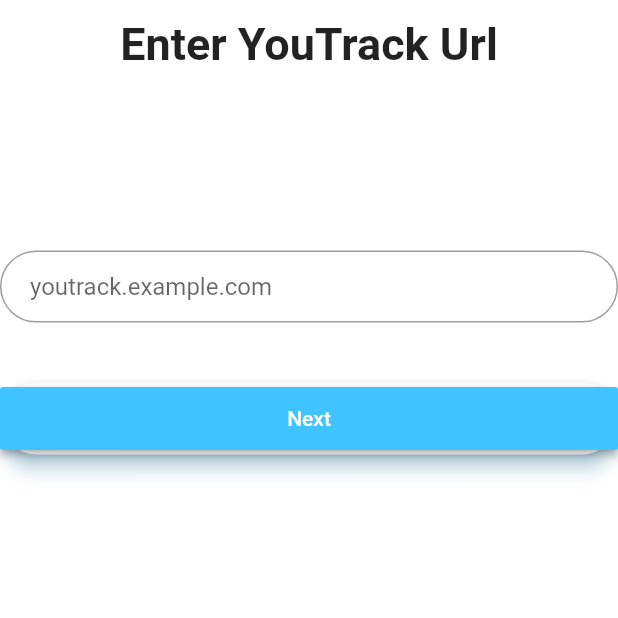
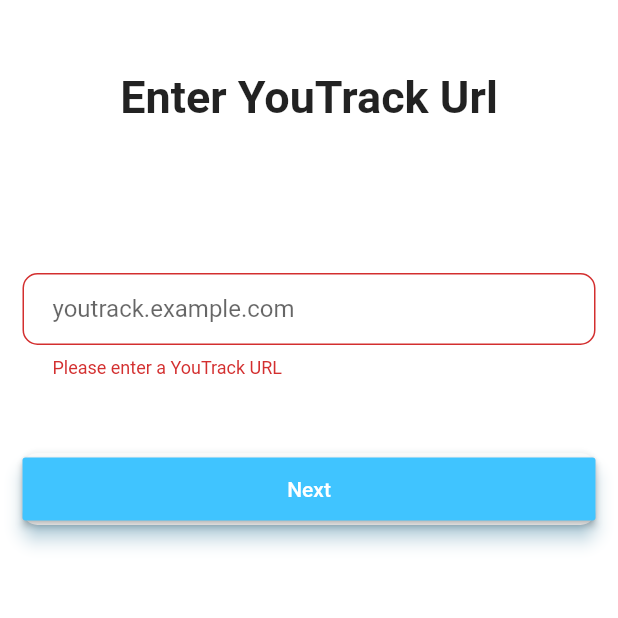
Before and after one commit to robert197/youtrack_timer, a Flutter app: the screen it shows after launch, after a tap on "Next", on a phone screen of 412 x 824 dp, the top half of it. Run offline on Flutter 3.47's test engine with Material 2 defaults, Android fonts, the phone set to English and light mode, and no system bars; our stand-ins replace sqflite; accounts and stored records are empty.

Commit message:
handle request service information and save it to db

```diff
--- a/lib/choose_instance_page.dart
+++ b/lib/choose_instance_page.dart
@@ -3,41 +3,115 @@ import 'utils/network_util.dart';
 import 'rest_urls.dart';
 import 'login_page.dart';
 import 'dart:async';
+import 'dart:io' as io;
+
+import 'package:youtrack_timer/models/service_information.dart';
+import 'package:youtrack_timer/data/database_helper.dart';
 
 class ChooseInstancePage extends StatefulWidget {
   static String tag = 'choose-instance-page';
 
   @override
-  State<StatefulWidget> createState() => new _ChooseInstancePageState();
+  _ChooseInstancePageState createState() => new _ChooseInstancePageState();
 }
 
 class _ChooseInstancePageState extends State<ChooseInstancePage> {
+  bool isLoading = false;
+  bool networkError = false;
+
   @override
   Widget build(BuildContext context) {
+    final TextEditingController _controller = new TextEditingController();
+    final formKey = new GlobalKey<FormState>();
 
-    final TextEditingController _controller = new TextEditingController();
+    void _saveServiceInformation(ServiceInformation serviceInformation) async {
+      DatabaseHelper db = new DatabaseHelper();
+      await db.saveServiceInformation(serviceInformation);
+    }
 
-    final text = new Center(
+    Future<ServiceInformation> _fetchServiceInformation(String serviceUrl) {
+      NetworkUtil _networkUtil = new NetworkUtil();
+
+      var response = _networkUtil.get(serviceUrl);
+      return response.then((dynamic res) {
+
+      if (res is io.IOException || res is Exception) {
+        return null;
+      }
+
+        ServiceInformation serviceInformation = new ServiceInformation.map({
+          'serviceId': res['mobile']['serviceId'],
+          'serviceSecret': res['mobile']['serviceSecret'],
+          'ringServiceId': res['ring']['serviceId'],
+          'serviceHubUrl': res['ring']['url']
+        });
+
+        return serviceInformation;
+      });
+    }
+
+    String _validateServiceUrl(String serviceUrl) {
+      serviceUrl = serviceUrl.trim();
+      if (serviceUrl.isEmpty) {
+        return 'Please enter a YouTrack URL';
+      }
+
+      if (!serviceUrl.startsWith(new RegExp(r'(http://|https://)'))) {
+        return "The YouTrack URL should start with http(s)://";
+      }
+    }
+
+    String _checkServiceUrl(String serviceUrl) {
+      serviceUrl = serviceUrl.trim();
+      if (serviceUrl.trim().endsWith('/')) {
+        serviceUrl = serviceUrl.substring(0, serviceUrl.length-1);
+      }
+
+      return serviceUrl;
+    }
+
+    void _handleServiceInformation() async {
+      final form = formKey.currentState;
+
+      if (form.validate()) {
+        setState(() { isLoading = true; networkError = false; });
+        var serviceUrl = _checkServiceUrl(_controller.text);
+
+        ServiceInformation serviceInformation = await _fetchServiceInformation(serviceUrl + URL_GET_SERVICE_INFORMATION);
+        if (serviceInformation != null) {
+          _saveServiceInformation(serviceInformation);
+          Navigator.of(context).pushNamed(LoginPage.tag);
+
+        } else {
+          setState(() {networkError = true;});
+        }
+
+        setState(() {isLoading = false;});
+      }
+    }
+
+    final chooseInstanceText = new Center(
       child: new Text('Enter YouTrack Url',
         style: new TextStyle(fontSize: 30.0, fontWeight: FontWeight.w700)
       ),
     );
 
-    final url = new TextFormField(
+    final serviceUrlInput = new TextFormField(
       keyboardType: TextInputType.url,
       autofocus: false,
+      validator: (val) => _validateServiceUrl(val),
       controller: _controller,
       decoration: new InputDecoration(
         hintText: 'youtrack.example.com',
         contentPadding: new EdgeInsets.fromLTRB(20.0, 10.0, 20.0, 10.0),
-        border: new OutlineInputBorder(borderRadius: new BorderRadius.circular(32.0)),
+        border: new OutlineInputBorder(borderRadius: new BorderRadius.circular(10.0)),
       ),
     );
 
-    final chooseInstanceButton = new Padding(
+    var chooseInstanceButton = new Padding(
       padding: new EdgeInsets.symmetric(vertical: 16.0),
       child: new Material(
-        borderRadius: new BorderRadius.circular(30.0),
+        borderRadius: new BorderRadius.circular(10.0),
         shadowColor: Colors.lightBlueAccent.shade100,
         elevation: 5.0,
         child: new MaterialButton(
@@ -45,31 +119,54 @@ class _ChooseInstancePageState extends State<ChooseInstancePage> {
           height: 42.0,
           color: Colors.lightBlueAccent,
           child: new Text('Next', style: new TextStyle(color: Colors.white),),
-          onPressed: () {
-            NetworkUtil _networkUtil = new NetworkUtil();
-            final serviceCredentialsUrl = _controller.text + URL_GET_SERVICE_CREDENTIALS;
-            // TODO: validate user input (currently expeted without final '/')
-            print(serviceCredentialsUrl);
-            print(_networkUtil.get(serviceCredentialsUrl));
-
-            // Navigator.of(context).pushNamed(LoginPage.tag);
-          }
+          onPressed: _handleServiceInformation,
         ),
       ),
     );
 
+    var errorOutputText = new SizedBox(
+      height: 10.0,
+      child: new Center(
+        child: new Text(
+          networkError ? 'Network error. Please try again.':'',
+          style: new TextStyle(color: Colors.red),
+        )
+      )
+    );
+
     return new Scaffold(
       backgroundColor: Colors.white,
-      body: new Center(
-        child: new ListView(
+      body: new Container(
+        padding: new EdgeInsets.all(15.0),
+        child: new Stack(
           children: <Widget>[
-            new SizedBox(height: 12.0,),
-            text,
-            new SizedBox(height: 120.0,),
-            url,
-            new SizedBox(height: 24.0,),
-            chooseInstanceButton
-          ]
+            new Form(
+              key: formKey,
+              child: new ListView(
+                children: <Widget>[
+                  new SizedBox(height: 32.0,),
+                  chooseInstanceText,
+                  new SizedBox(height: 100.0,),
+                  serviceUrlInput,
+                  new SizedBox(height: 12.0,),
+                  errorOutputText,
+                  new SizedBox(height: 12.0,),
+                  chooseInstanceButton,
+                ],
+              ),
+            ),
+            isLoading ? new Stack(
+              children: [
+                new Opacity(
+                  opacity: 0.5,
+                  child: const ModalBarrier(dismissible: false, color: Colors.white70,),
+                ),
+                new Center(
+                  child: new CircularProgressIndicator(),
+                ),
+              ],
+            ) : new Text('')
+          ],
         ),
       ),
     );
--- a/lib/rest_urls.dart
+++ b/lib/rest_urls.dart
@@ -1 +1 @@
-const String URL_GET_SERVICE_CREDENTIALS = '/api/config?fields=ring(url,serviceId),mobile(serviceSecret,serviceId)';
+const String URL_GET_SERVICE_INFORMATION = '/api/config?fields=ring(url,serviceId),mobile(serviceSecret,serviceId)';
--- a/lib/utils/network_util.dart
+++ b/lib/utils/network_util.dart
@@ -17,10 +17,12 @@ class NetworkUtil {
       final int statusCode = response.statusCode;
 
       if (statusCode < 200 || statusCode > 400 || json == null) {
-        throw new Exception('Network error');
+        throw new Exception();
       }
 
       return _decoder.convert(response.body);
+    }).catchError((error){
+      return error;
     });
   }
 
```
Also changed, not shown: lib/data/database_helper.dart (added, +48 -0 lines).
